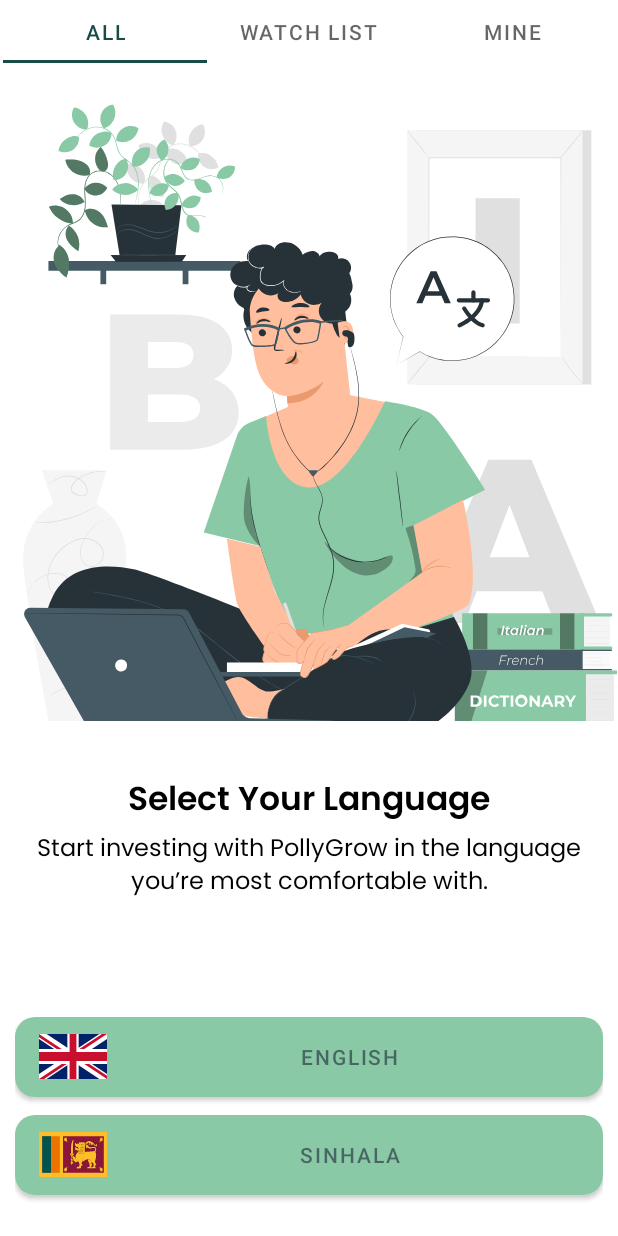
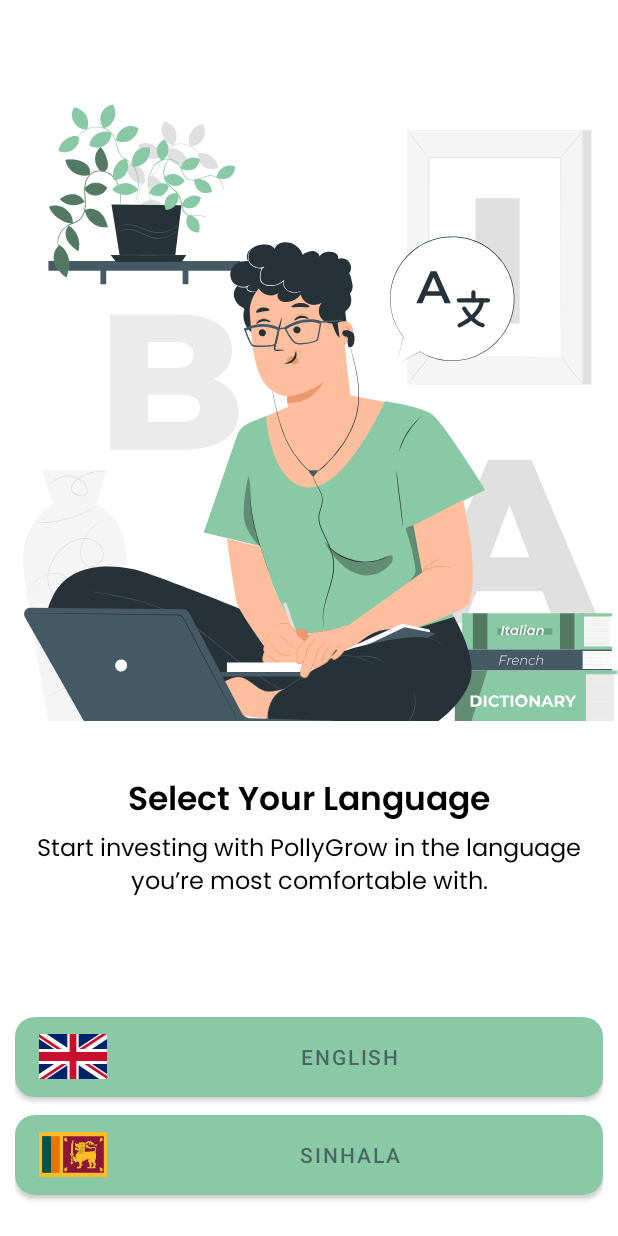
Before and after one commit to Gamitha/polygorw-android, an Android app: the screen it shows after launch (MainActivity), on a phone screen of 412 x 824 dp. Run offline under Robolectric (Android 15) with nearby library versions, the phone set to English and light mode, and no system bars; our stand-ins replace navigation-ui.

Commit message:
fix: removed the tab bar widget from main activity and added it to the home fragment.

```diff
--- a/app/src/main/java/com/orenda/polygrow/MainActivity.java
+++ b/app/src/main/java/com/orenda/polygrow/MainActivity.java
@@ -29,7 +29,6 @@ public class MainActivity extends AppCompatActivity {
     @Override
     protected void onCreate(Bundle savedInstanceState) {
         super.onCreate(savedInstanceState);
-
         this.applySavedLocale();
 
         binding = ActivityMainBinding.inflate(getLayoutInflater());
--- a/app/src/main/java/com/orenda/polygrow/ui/home/HomeFragment.java
+++ b/app/src/main/java/com/orenda/polygrow/ui/home/HomeFragment.java
@@ -22,11 +22,8 @@ public class HomeFragment extends Fragment {
                 new ViewModelProvider(this).get(HomeViewModel.class);
 
         binding = FragmentHomeBinding.inflate(inflater, container, false);
-        View root = binding.getRoot();
 
-        final TextView textView = binding.textHome;
-        homeViewModel.getText().observe(getViewLifecycleOwner(), textView::setText);
-        return root;
+        return binding.getRoot();
     }
 
     @Override
--- a/app/src/main/res/layout/activity_main.xml
+++ b/app/src/main/res/layout/activity_main.xml
@@ -30,28 +30,4 @@
         app:layout_constraintTop_toTopOf="parent"
         app:navGraph="@navigation/mobile_navigation" />
 
-    <com.google.android.material.tabs.TabLayout
-        android:id="@+id/tabs"
-        android:layout_width="408dp"
-        android:layout_height="42dp"
-        app:layout_constraintEnd_toEndOf="parent"
-        app:layout_constraintStart_toStartOf="parent"
-        app:layout_constraintTop_toTopOf="parent">
-
-        <com.google.android.material.tabs.TabItem
-            android:layout_width="wrap_content"
-            android:layout_height="wrap_content"
-            android:text="@string/home_tab_1" />
-
-        <com.google.android.material.tabs.TabItem
-            android:layout_width="wrap_content"
-            android:layout_height="wrap_content"
-            android:text="@string/home_tab_2" />
-
-        <com.google.android.material.tabs.TabItem
-            android:layout_width="wrap_content"
-            android:layout_height="wrap_content"
-            android:text="@string/home_tab_3" />
-    </com.google.android.material.tabs.TabLayout>
-
 </androidx.constraintlayout.widget.ConstraintLayout>
```
Also changed, not shown: app/src/main/res/layout/fragment_home.xml (+26 -13 lines).
